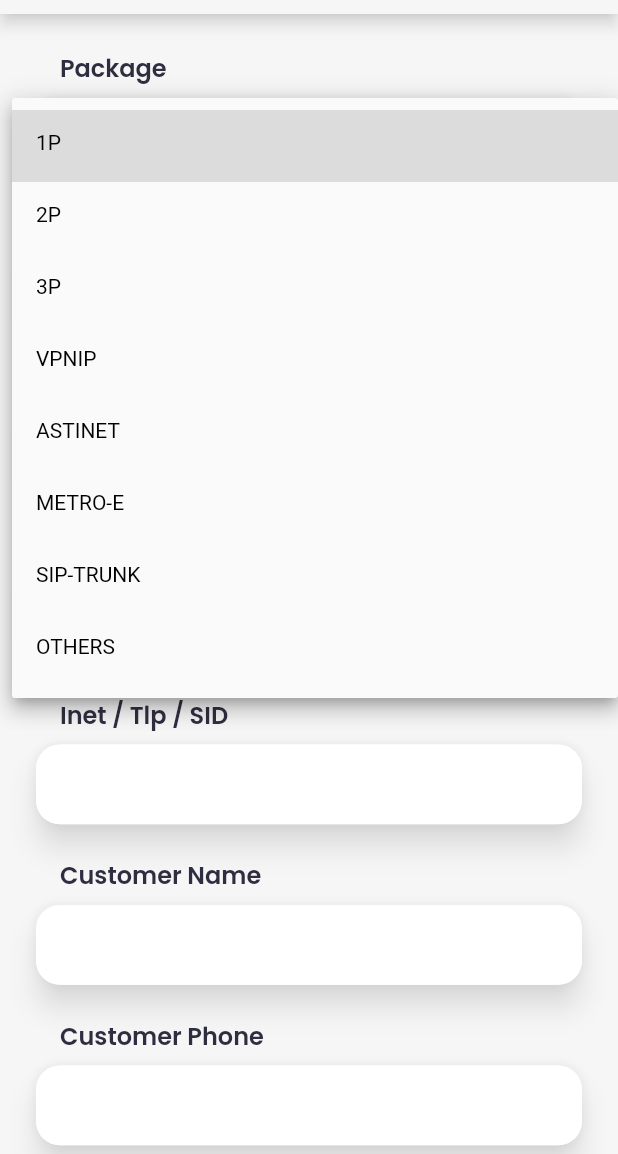
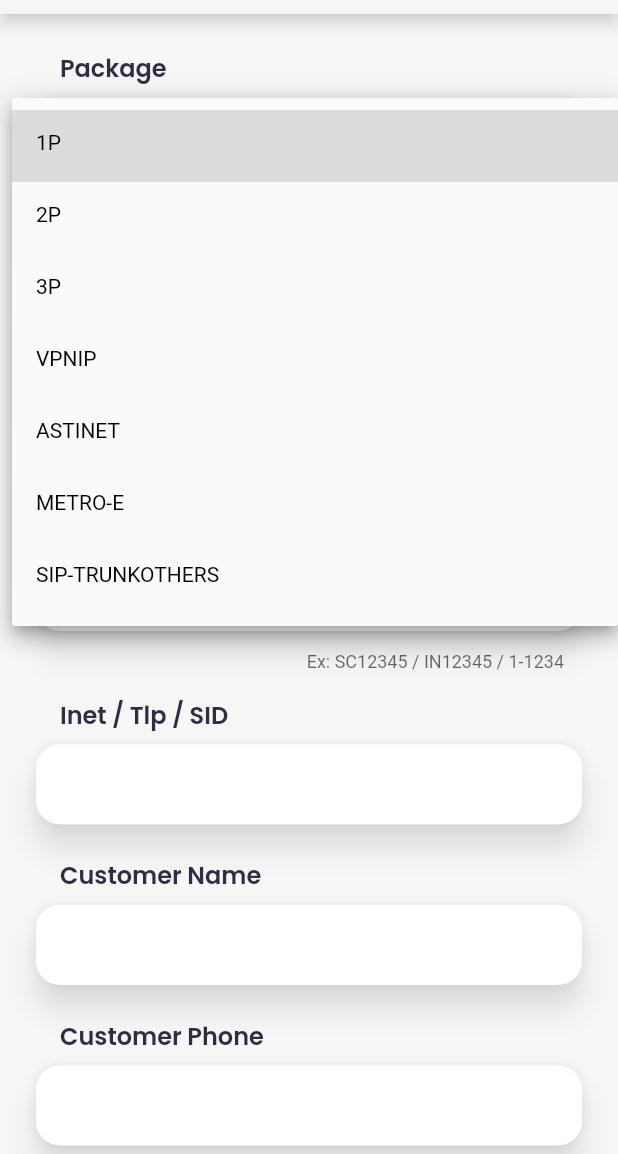
Before and after one commit to imaldila/dbam, a Flutter app: the FormGangguan screen opened directly, after a tap on an icon or button, on a phone screen of 412 x 824 dp, the part 82-1236 px from its top. Run offline on Flutter 3.47's test engine with Material 2 defaults, Android fonts, the phone set to English and light mode, and no system bars; our stand-ins replace flutter_svg, google_fonts, page_transition; project files that could hold a hidden picture were left out.

Commit message:
add provider to my_dropdown_list.dart

```diff
--- a/lib/main.dart
+++ b/lib/main.dart
@@ -1,6 +1,8 @@
 import 'package:d_bam/constants.dart';
+import 'package:d_bam/models/package_data.dart';
 import 'package:d_bam/screens/home_screen.dart';
 import 'package:flutter/material.dart';
+import 'package:provider/provider.dart';
 
 void main() {
   runApp(const MyApp());
@@ -11,14 +13,21 @@
 
   @override
   Widget build(BuildContext context) {
-    return MaterialApp(
-      debugShowCheckedModeBanner: false,
-      theme: ThemeData(
-        elevatedButtonTheme: ElevatedButtonThemeData(
-          style: kElevatedBtnStyle,
+    return MultiProvider(
+      providers: [
+        ChangeNotifierProvider<PackageData>(create: (BuildContext context) {
+          return PackageData();
+        })
+      ],
+      child: MaterialApp(
+        debugShowCheckedModeBanner: false,
+        theme: ThemeData(
+          elevatedButtonTheme: ElevatedButtonThemeData(
+            style: kElevatedBtnStyle,
+          ),
         ),
+        home: HomeScreen(),
       ),
-      home: HomeScreen(),
     );
   }
 }
--- a/lib/models/package.dart
+++ b/lib/models/package.dart
@@ -1,16 +1,5 @@
 class Package {
-  final String? name;
+  final String name;
 
-  Package({this.name});
+  Package(this.name);
 }
-
-final List<Package> getPackages = <Package>[
-  Package(name: '1P'),
-  Package(name: '2P'),
-  Package(name: '3P'),
-  Package(name: 'VPNIP'),
-  Package(name: 'ASTINET'),
-  Package(name: 'METRO-E'),
-  Package(name: 'SIP-TRUNK'),
-  Package(name: 'OTHERS'),
-];
--- a/lib/models/package_data.dart
+++ b/lib/models/package_data.dart
@@ -1,32 +1,40 @@
 import 'dart:collection';
 
 import 'package:d_bam/models/package.dart';
-import 'package:flutter/cupertino.dart';
 import 'package:flutter/foundation.dart';
 
 class PackageData extends ChangeNotifier {
-  final List<Package> _packages = <Package>[
-    Package(name: '1P'),
-    Package(name: '2P'),
-    Package(name: '3P'),
-    Package(name: 'VPNIP'),
-    Package(name: 'ASTINET'),
-    Package(name: 'METRO-E'),
-    Package(name: 'SIP-TRUNK'),
-    Package(name: 'OTHERS'),
+  final List<String> _packages = <String>[
+    '1P',
+    '2P',
+    '3P',
+    'VPNIP',
+    'ASTINET',
+    'METRO-E',
+    'SIP-TRUNK'
+        'OTHERS',
+    // Package('1P'),
+    // Package('2P'),
+    // Package('3P'),
+    // Package('VPNIP'),
+    // Package('ASTINET'),
+    // Package('METRO-E'),
+    // Package('SIP-TRUNK'),
+    // Package('OTHERS'),
   ];
 
-  int get packageCount {
-    return _packages.length;
-  }
+  String? _selectedPackage;
 
-  UnmodifiableListView<Package> get packages {
+  UnmodifiableListView<String> get packages {
     return UnmodifiableListView(_packages);
   }
 
-  void getPackages() {
-    for (var getPackages in _packages) {
-      print(getPackages);
-    }
+  String? get selected {
+    return _selectedPackage;
+  }
+
+  set selected(final String? package) {
+    _selectedPackage = package;
+    notifyListeners();
   }
 }
--- a/lib/screens/form_gangguan_screen.dart
+++ b/lib/screens/form_gangguan_screen.dart
@@ -8,6 +8,7 @@
 import 'package:flutter/material.dart';
 import 'package:flutter_svg/flutter_svg.dart';
 import 'package:page_transition/page_transition.dart';
+import 'package:provider/provider.dart';
 
 class FormGangguan extends StatefulWidget {
   FormGangguan({Key? key}) : super(key: key);
@@ -30,12 +31,11 @@
   }
 
   String? valueDrop;
-  PackageData packageData = PackageData();
-  List<PackageData> newPackages = [];
 
   @override
   Widget build(BuildContext context) {
-    return Scaffold(
+    return Consumer<PackageData>(
+      builder: (context, packageData, child) => Scaffold(
         backgroundColor: kBgColour,
         appBar: buildAppBar(context),
         body: ListView(
@@ -88,12 +88,13 @@
                     // _formKey.currentState!.validate()
                     //     ? print(packageController.text)
                     //     : print('Error');
-                 print(packageData.packages[1].name);
+                    print(packageData.selected);
                   },
                 ),
               ],
             ),
           ],
+        ),
       ),
     );
   }
--- a/lib/widgets/my_dropdown_list.dart
+++ b/lib/widgets/my_dropdown_list.dart
@@ -8,16 +8,18 @@
 
 class MyDropDownList extends StatelessWidget {
   MyDropDownList({
-    Key? key,
+    Key? key, this.listTitle,
   }) : super(key: key);
+
+  final String? listTitle;
 
   @override
   Widget build(BuildContext context) {
     // PackageData packageData = PackageData();
     Size size = MediaQuery.of(context).size;
-    return  Padding(
-              padding:
-                  const EdgeInsets.only(top: kPadding / 2, bottom: kPadding),
+    return Consumer<PackageData>(
+      builder: (context, packageData, child) => Padding(
+        padding: const EdgeInsets.only(top: kPadding / 2, bottom: kPadding),
         child: Stack(
           children: [
             Material(
@@ -30,25 +32,25 @@
                 decoration: kStyleBoxDecoration,
               ),
             ),
-                  DropdownButtonFormField(
+            DropdownButtonFormField<String>(
               style: TextStyle(height: 0.5, color: Colors.black),
               decoration: InputDecoration(
                 enabledBorder: kStyleBorder,
                 border: kStyleBorder,
               ),
               isDense: true,
-                    items: getPackages.map((Package pack) {
-                      return DropdownMenuItem(
-                        child: Text(pack.name.toString()),
-                        value: pack,
+              value: packageData.selected,
+              onChanged: (newValue) {
+                packageData.selected = newValue;
+              },
+              items: packageData.packages.map<DropdownMenuItem<String>>(
+                (String value) {
+                  return DropdownMenuItem<String>(
+                    value: value.toString(),
+                    child: Text(value),
                   );
-                    }).toList(),
-                    onChanged: (value) {
-                      // setState(() {
-                      //   valueDrop = value.toString();
-                      // });
-                      print(value);
                 },
+              ).toList(),
               icon: SvgPicture.asset(
                 'assets/icons/ic_down.svg',
                 color: kIcColour,
@@ -57,8 +59,20 @@
             ),
           ],
         ),
+      ),
     );
-
-
   }
 }
+
+              // items: getPackages.map((Package pack) {
+              //   return DropdownMenuItem(
+              //     child: Text(pack.name.toString()),
+              //     value: pack,
+              //   );
+              // }).toList(),
+              // onChanged: (value) {
+              //   // setState(() {
+              //   //   valueDrop = value.toString();
+              //   // });
+              //   print('');
+              // },
```
Lines whose indentation alone changed are shown as unchanged.
